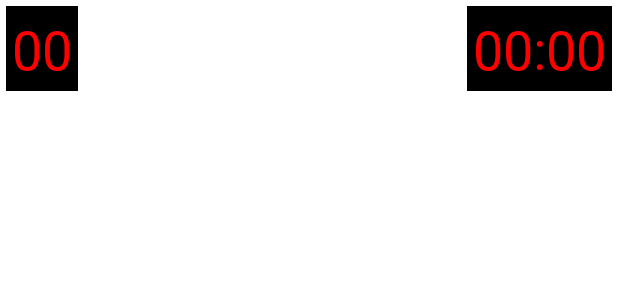
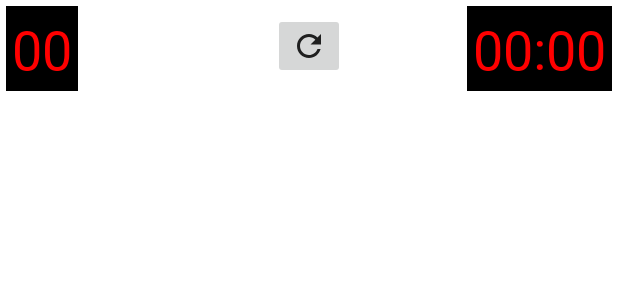
Before and after one commit to SoWieMarkus/minesweeper-android-app, an Android app: the layout minesweeper_game_layout.xml on its own in the app's theme, with its tools: preview values and no code run, on a phone screen of 412 x 824 dp. Shown: the top 300 px of the screen. Run offline under Robolectric (Android 15) with nearby library versions, the phone set to English and light mode, and no system bars; Roboto replaces fonts that are not available here.

Commit message:
implemented reset

```diff
--- a/app/build.gradle
+++ b/app/build.gradle
@@ -35,7 +35,7 @@ dependencies {
     testImplementation 'junit:junit:4.+'
     androidTestImplementation 'androidx.test.ext:junit:1.1.2'
     androidTestImplementation 'androidx.test.espresso:espresso-core:3.3.0'
-    implementation 'com.github.sowiemarkus:games:1.7.3'
+    implementation 'com.github.sowiemarkus:games:1.8.7'
 
 
 }
--- /dev/null
+++ b/app/src/main/res/drawable-anydpi/ic_restart.xml
@@ -0,0 +1,11 @@
+<vector xmlns:android="http://schemas.android.com/apk/res/android"
+    android:width="24dp"
+    android:height="24dp"
+    android:viewportWidth="24"
+    android:viewportHeight="24"
+    android:tint="?attr/refreshColor"
+    android:alpha="1">
+  <path
+      android:fillColor="@android:color/white"
+      android:pathData="M17.65,6.35C16.2,4.9 14.21,4 12,4c-4.42,0 -7.99,3.58 -7.99,8s3.57,8 7.99,8c3.73,0 6.84,-2.55 7.73,-6h-2.08c-0.82,2.33 -3.04,4 -5.65,4 -3.31,0 -6,-2.69 -6,-6s2.69,-6 6,-6c1.66,0 3.14,0.69 4.22,1.78L13,11h7V4l-2.35,2.35z"/>
+</vector>
--- a/app/src/main/res/layout/minesweeper_game_layout.xml
+++ b/app/src/main/res/layout/minesweeper_game_layout.xml
@@ -31,6 +31,17 @@
             app:layout_constraintBottom_toBottomOf="parent"
             app:layout_constraintStart_toStartOf="parent"
             app:layout_constraintTop_toTopOf="parent" />
+
+        <ImageButton
+            android:id="@+id/minesweeper_game_board_abort"
+            android:layout_width="wrap_content"
+            android:layout_height="wrap_content"
+            android:layout_marginBottom="3dp"
+            app:layout_constraintBottom_toBottomOf="parent"
+            app:layout_constraintEnd_toEndOf="parent"
+            app:layout_constraintStart_toStartOf="parent"
+            app:layout_constraintTop_toTopOf="parent"
+            app:srcCompat="@drawable/ic_restart" />
 
         <TextView
             android:id="@+id/minesweeper_game_board_remaining_time"
--- a/app/src/main/res/values-night/themes.xml
+++ b/app/src/main/res/values-night/themes.xml
@@ -15,5 +15,6 @@
         <!-- Customize your theme here. -->
 
         <item name="backgroundColorMain">@color/background_night</item>
+        <item name="refreshColor">@color/refresh_night</item>
     </style>
 </resources>
--- a/app/src/main/res/values/attrs.xml
+++ b/app/src/main/res/values/attrs.xml
@@ -1,4 +1,5 @@
 <?xml version="1.0" encoding="utf-8"?>
 <resources>
     <attr name="backgroundColorMain" type="color"/>
+    <attr name="refreshColor" type="color"/>
 </resources>
--- a/app/src/main/res/values/colors.xml
+++ b/app/src/main/res/values/colors.xml
@@ -15,4 +15,7 @@
     <color name="lose">#DDFF0000</color>
     <color name="start">#CC252525</color>
     <color name="darkBackground">#1F1F1F</color>
+
+    <color name="refresh_night">#7CB342</color>
+    <color name="refresh_light">#1F1F1F</color>
 </resources>
--- a/app/src/main/res/values/strings.xml
+++ b/app/src/main/res/values/strings.xml
@@ -12,4 +12,10 @@
     <string name="minesweeper_win">You won!</string>
     <string name="minesweeper_score" translatable="false">Score</string>
 
+
+    <string name="minesweeper_abort_game_title">Abort game</string>
+    <string name="minesweeper_abort_game_message">Are you sure you want to quit this game? The score will be deleted.</string>
+    <string name="minesweeper_abort_game_cancel">Cancel</string>
+    <string name="minesweeper_game_abort_confirm">Confirm</string>
+
 </resources>
--- a/app/src/main/res/values/themes.xml
+++ b/app/src/main/res/values/themes.xml
@@ -13,6 +13,7 @@
         <item name="android:statusBarColor" tools:targetApi="l">?attr/colorPrimaryVariant</item>
         <item name="android:windowLightStatusBar">true</item>
         <item name="backgroundColorMain">@color/background_light</item>
+        <item name="refreshColor">@color/refresh_light</item>
         <!-- Customize your theme here. -->
     </style>
 </resources>
```
Also changed, not shown: app/src/main/java/markus/wieland/minesweeper/Minesweeper.java (+9 -1 lines), app/src/main/java/markus/wieland/minesweeper/MinesweeperGameBoard.java (+15 -9 lines), app/src/main/java/markus/wieland/minesweeper/view/MinesweeperCellView.java (+8 -0 lines), app/src/main/res/drawable-hdpi/ic_restart.png (added), app/src/main/res/drawable-mdpi/ic_restart.png (added), app/src/main/res/drawable-xhdpi/ic_restart.png (added), app/src/main/res/drawable-xxhdpi/ic_restart.png (added), 1 other file.
